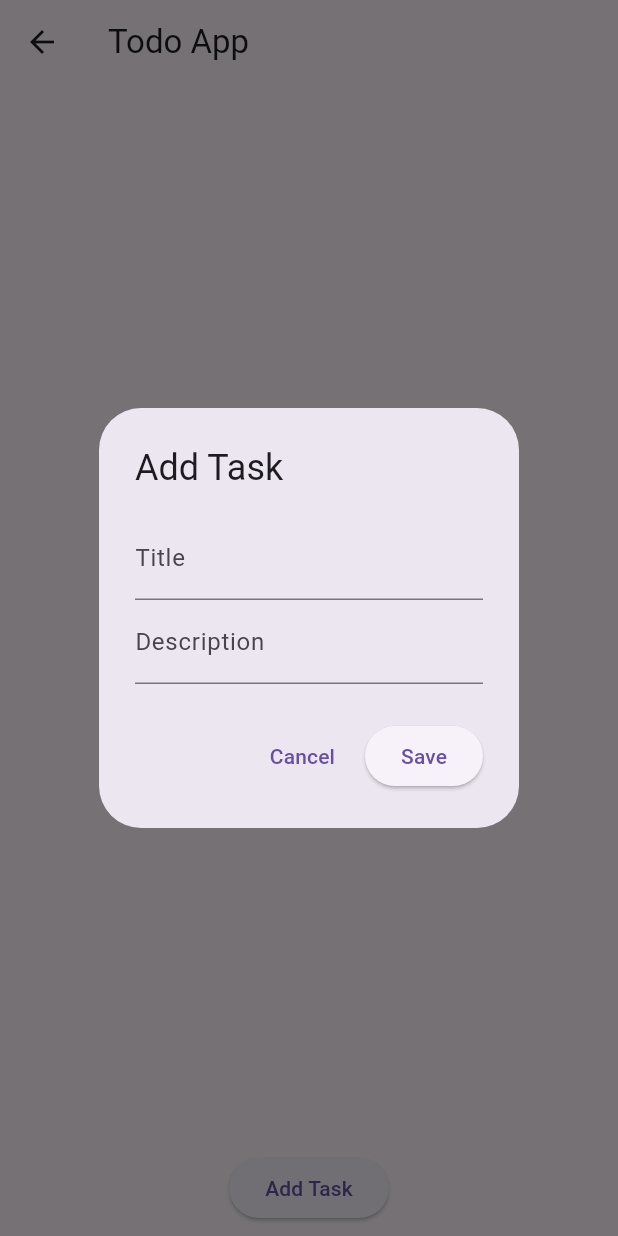
After one commit to lybiomoraesjr/ifsp_bra_tads_brademo_bimonthly_project_02, a Flutter app: the HomePage screen opened directly, after a tap on "Add Task", on a phone screen of 412 x 824 dp. The commit adds this screen. Run offline on Flutter 3.47's test engine with Material 3 defaults, Android fonts, the phone set to English and light mode, and no system bars; our stand-ins replace dio, flutter_dotenv, flutter_secure_storage, geolocator; accounts and stored records are empty.

Commit message:
refactor: separate dialog

```diff
--- /dev/null
+++ b/lib/widgets/task_dialog.dart
@@ -0,0 +1,59 @@
+import 'package:flutter/material.dart';
+import '../models/task_model.dart';
+import '../models/user_model.dart';
+import '../models/category_model.dart';
+
+class TaskDialog extends StatelessWidget {
+  final Task? task;
+  final Function(Task) onSave;
+
+  const TaskDialog({super.key, this.task, required this.onSave});
+
+  @override
+  Widget build(BuildContext context) {
+    final titleController = TextEditingController(text: task?.title);
+    final descriptionController = TextEditingController(
+      text: task?.description,
+    );
+
+    return AlertDialog(
+      title: Text(task == null ? 'Add Task' : 'Edit Task'),
+      content: Column(
+        mainAxisSize: MainAxisSize.min,
+        children: [
+          TextField(
+            controller: titleController,
+            decoration: const InputDecoration(labelText: 'Title'),
+          ),
+          TextField(
+            controller: descriptionController,
+            decoration: const InputDecoration(labelText: 'Description'),
+          ),
+        ],
+      ),
+      actions: [
+        TextButton(
+          onPressed: () => Navigator.of(context).pop(),
+          child: const Text('Cancel'),
+        ),
+        ElevatedButton(
+          onPressed: () {
+            final newTask = Task(
+              id: task?.id ?? DateTime.now().millisecondsSinceEpoch,
+              title: titleController.text,
+              description: descriptionController.text,
+              done: task?.done ?? false,
+              user: task?.user ?? User(id: 1, name: 'Default User'),
+              category:
+                  task?.category ?? Category(id: 1, name: 'Default Category'),
+            );
+
+            onSave(newTask);
+            Navigator.of(context).pop();
+          },
+          child: const Text('Save'),
+        ),
+      ],
+    );
+  }
+}
```
Also changed, not shown: lib/pages/home_page.dart (+4 -41 lines).
